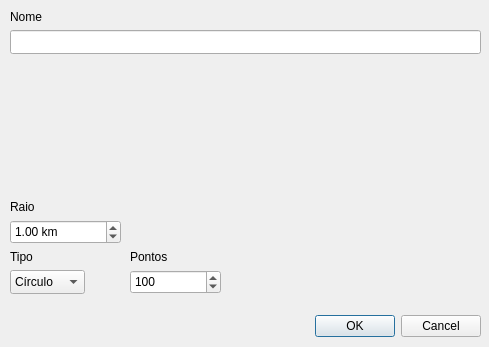
Old version of the form dialogs/circledialog.ui in the repository cragapito/qtkamal.
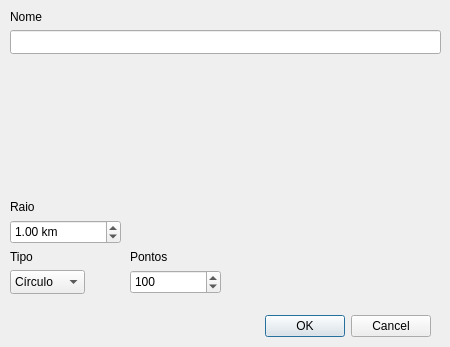
New version of the form. Icons and pictures are not drawn. Custom widgets are drawn as their Qt base class.

Commit message: - Unificado widget de entrada de coordenadas (objetivo do Branch) - Identificado bug ao arrastar kmz

Patch:
```diff
--- a/dialogs/circledialog.ui
+++ b/dialogs/circledialog.ui
@@ -6,7 +6,7 @@
    <rect>
     <x>0</x>
     <y>0</y>
-    <width>489</width>
+    <width>450</width>
     <height>347</height>
    </rect>
   </property>
@@ -18,13 +18,13 @@
   </property>
   <property name="minimumSize">
    <size>
-    <width>489</width>
+    <width>450</width>
     <height>347</height>
    </size>
   </property>
   <property name="maximumSize">
    <size>
-    <width>489</width>
+    <width>450</width>
     <height>347</height>
    </size>
   </property>
@@ -41,7 +41,7 @@
   <widget class="QDialogButtonBox" name="buttonBox">
    <property name="geometry">
     <rect>
-     <x>140</x>
+     <x>90</x>
      <y>310</y>
      <width>341</width>
      <height>32</height>
@@ -59,7 +59,7 @@
     <rect>
      <x>10</x>
      <y>30</y>
-     <width>471</width>
+     <width>431</width>
      <height>24</height>
     </rect>
    </property>
@@ -107,7 +107,7 @@
     <rect>
      <x>10</x>
      <y>70</y>
-     <width>470</width>
+     <width>430</width>
      <height>120</height>
     </rect>
    </property>
```
Left out of the diff: 3 changed lines with no effect on the pictures. The commit also changes 7 other files.
